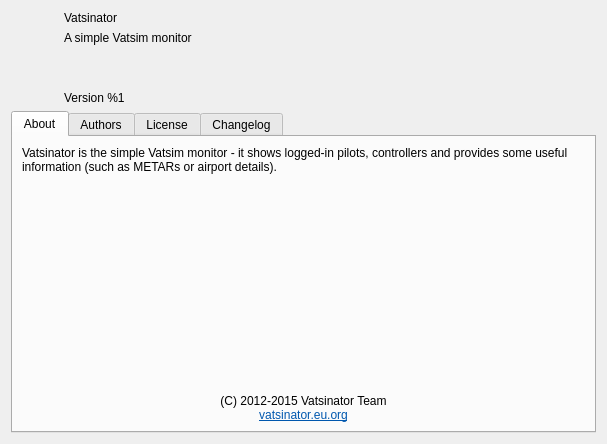
The window that source/ui/windows/aboutwindow.ui (Vatsinator/vatsinator-legacy) describes before a commit, drawn with Qt 5.
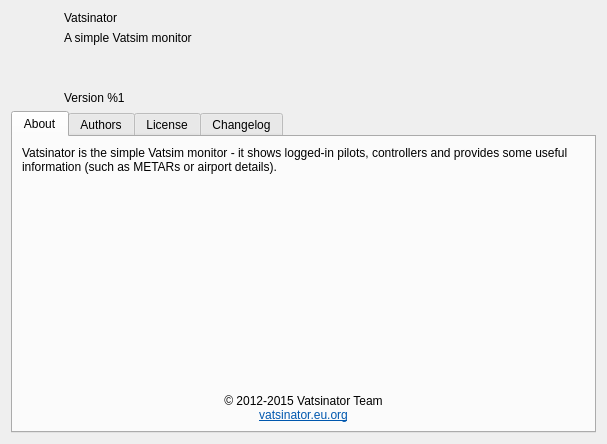
The same window after the commit. Icons and pictures are not drawn.

The edit to the form file:
```diff
--- a/source/ui/windows/aboutwindow.ui
+++ b/source/ui/windows/aboutwindow.ui
@@ -148,7 +148,7 @@
             </sizepolicy>
            </property>
            <property name="text">
-            <string>&lt;html&gt;&lt;head/&gt;&lt;body&gt;&lt;p&gt;(C) 2012-2015 Vatsinator Team&lt;br/&gt;&lt;a href=&quot;http://vatsinator.eu.org/&quot;&gt;&lt;span style=&quot; text-decoration: underline; color:#0057ae;&quot;&gt;vatsinator.eu.org&lt;/span&gt;&lt;/a&gt;&lt;/p&gt;&lt;/body&gt;&lt;/html&gt;</string>
+            <string>&lt;html&gt;&lt;head/&gt;&lt;body&gt;&lt;p&gt;© 2012-2015 Vatsinator Team&lt;br/&gt;&lt;a href=&quot;http://vatsinator.eu.org/&quot;&gt;&lt;span style=&quot; text-decoration: underline; color:#0057ae;&quot;&gt;vatsinator.eu.org&lt;/span&gt;&lt;/a&gt;&lt;/p&gt;&lt;/body&gt;&lt;/html&gt;</string>
            </property>
            <property name="alignment">
             <set>Qt::AlignBottom|Qt::AlignHCenter</set>
```
Left out of the diff: 4 changed lines with no effect on the pictures.
